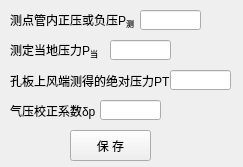
Old version of the form python/cbm/uifiles/pore_flow_delta_p_dlg.ui in the repository wyrover/cbm.
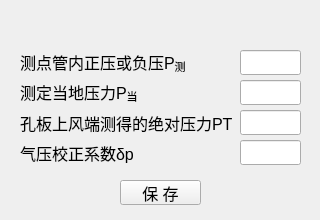
New version of the form. Icons and pictures are not drawn.

What changed in the file:
```diff
--- a/python/cbm/uifiles/pore_flow_delta_p_dlg.ui
+++ b/python/cbm/uifiles/pore_flow_delta_p_dlg.ui
@@ -6,8 +6,8 @@
    <rect>
     <x>0</x>
     <y>0</y>
-    <width>243</width>
-    <height>167</height>
+    <width>320</width>
+    <height>220</height>
    </rect>
   </property>
   <property name="windowTitle">
@@ -17,110 +17,277 @@
    <iconset resource="../usecad.qrc">
     <normaloff>:/images/cbm.ico</normaloff>:/images/cbm.ico</iconset>
   </property>
-  <widget class="QLabel" name="mineName_label_15">
+  <widget class="QWidget" name="widget_main" native="true">
    <property name="geometry">
     <rect>
-     <x>10</x>
-     <y>100</y>
-     <width>131</width>
-     <height>21</height>
+     <x>0</x>
+     <y>30</y>
+     <width>321</width>
+     <height>191</height>
     </rect>
    </property>
-   <property name="text">
-    <string>气压校正系数δp</string>
-   </property>
+   <widget class="QLabel" name="mineName_label_11">
+    <property name="geometry">
+     <rect>
+      <x>20</x>
+      <y>50</y>
+      <width>131</width>
+      <height>25</height>
+     </rect>
+    </property>
+    <property name="font">
+     <font>
+      <pointsize>12</pointsize>
+     </font>
+    </property>
+    <property name="text">
+     <string>&lt;html&gt;&lt;head/&gt;&lt;body&gt;&lt;p&gt;测定当地压力P&lt;span style=&quot; vertical-align:sub;&quot;&gt;当&lt;/span&gt;&lt;/p&gt;&lt;/body&gt;&lt;/html&gt;</string>
+    </property>
+   </widget>
+   <widget class="QLineEdit" name="delta_p">
+    <property name="geometry">
+     <rect>
+      <x>240</x>
+      <y>110</y>
+      <width>61</width>
+      <height>25</height>
+     </rect>
+    </property>
+    <property name="font">
+     <font>
+      <pointsize>12</pointsize>
+     </font>
+    </property>
+   </widget>
+   <widget class="QLineEdit" name="p_cur">
+    <property name="geometry">
+     <rect>
+      <x>240</x>
+      <y>50</y>
+      <width>61</width>
+      <height>25</height>
+     </rect>
+    </property>
+    <property name="font">
+     <font>
+      <pointsize>12</pointsize>
+     </font>
+    </property>
+   </widget>
+   <widget class="QLineEdit" name="p_test">
+    <property name="geometry">
+     <rect>
+      <x>240</x>
+      <y>20</y>
+      <width>61</width>
+      <height>25</height>
+     </rect>
+    </property>
+    <property name="font">
+     <font>
+      <pointsize>12</pointsize>
+     </font>
+    </property>
+   </widget>
+   <widget class="QLabel" name="mineName_label_10">
+    <property name="geometry">
+     <rect>
+      <x>20</x>
+      <y>20</y>
+      <width>171</width>
+      <height>25</height>
+     </rect>
+    </property>
+    <property name="font">
+     <font>
+      <pointsize>12</pointsize>
+     </font>
+    </property>
+    <property name="text">
+     <string>&lt;html&gt;&lt;head/&gt;&lt;body&gt;&lt;p&gt;测点管内正压或负压P&lt;span style=&quot; vertical-align:sub;&quot;&gt;测&lt;/span&gt;&lt;/p&gt;&lt;/body&gt;&lt;/html&gt;</string>
+    </property>
+   </widget>
+   <widget class="QPushButton" name="save">
+    <property name="geometry">
+     <rect>
+      <x>120</x>
+      <y>150</y>
+      <width>81</width>
+      <height>25</height>
+     </rect>
+    </property>
+    <property name="font">
+     <font>
+      <pointsize>12</pointsize>
+     </font>
+    </property>
+    <property name="text">
+     <string>保 存</string>
+    </property>
+   </widget>
+   <widget class="QLineEdit" name="pt">
+    <property name="geometry">
+     <rect>
+      <x>240</x>
+      <y>80</y>
+      <width>61</width>
+      <height>25</height>
+     </rect>
+    </property>
+    <property name="font">
+     <font>
+      <pointsize>12</pointsize>
+     </font>
+    </property>
+   </widget>
+   <widget class="QLabel" name="mineName_label_12">
+    <property name="geometry">
+     <rect>
+      <x>20</x>
+      <y>80</y>
+      <width>221</width>
+      <height>25</height>
+     </rect>
+    </property>
+    <property name="font">
+     <font>
+      <pointsize>12</pointsize>
+     </font>
+    </property>
+    <property name="text">
+     <string>孔板上风端测得的绝对压力PT</string>
+    </property>
+   </widget>
+   <widget class="QLabel" name="mineName_label_15">
+    <property name="geometry">
+     <rect>
+      <x>20</x>
+      <y>110</y>
+      <width>141</width>
+      <height>25</height>
+     </rect>
+    </property>
+    <property name="font">
+     <font>
+      <pointsize>12</pointsize>
+     </font>
+    </property>
+    <property name="text">
+     <string>气压校正系数δp</string>
+    </property>
+   </widget>
   </widget>
-  <widget class="QLineEdit" name="delta_p">
+  <widget class="QWidget" name="widget_title" native="true">
    <property name="geometry">
     <rect>
-     <x>100</x>
-     <y>100</y>
-     <width>61</width>
-     <height>20</height>
-    </rect>
-   </property>
-  </widget>
-  <widget class="QLabel" name="mineName_label_12">
-   <property name="geometry">
-    <rect>
-     <x>10</x>
-     <y>70</y>
-     <width>161</width>
-     <height>21</height>
-    </rect>
-   </property>
-   <property name="text">
-    <string>孔板上风端测得的绝对压力PT</string>
-   </property>
-  </widget>
-  <widget class="QLineEdit" name="P_cur">
-   <property name="geometry">
-    <rect>
-     <x>110</x>
-     <y>40</y>
-     <width>61</width>
-     <height>20</height>
-    </rect>
-   </property>
-  </widget>
-  <widget class="QLineEdit" name="P_test">
-   <property name="geometry">
-    <rect>
-     <x>140</x>
-     <y>10</y>
-     <width>61</width>
-     <height>20</height>
-    </rect>
-   </property>
-  </widget>
-  <widget class="QLabel" name="mineName_label_10">
-   <property name="geometry">
-    <rect>
-     <x>10</x>
-     <y>10</y>
-     <width>131</width>
-     <height>21</height>
-    </rect>
-   </property>
-   <property name="text">
-    <string>&lt;html&gt;&lt;head/&gt;&lt;body&gt;&lt;p&gt;测点管内正压或负压P&lt;span style=&quot; vertical-align:sub;&quot;&gt;测&lt;/span&gt;&lt;/p&gt;&lt;/body&gt;&lt;/html&gt;</string>
-   </property>
-  </widget>
-  <widget class="QLineEdit" name="PT">
-   <property name="geometry">
-    <rect>
-     <x>170</x>
-     <y>70</y>
-     <width>61</width>
-     <height>20</height>
-    </rect>
-   </property>
-  </widget>
-  <widget class="QLabel" name="mineName_label_11">
-   <property name="geometry">
-    <rect>
-     <x>10</x>
-     <y>40</y>
-     <width>91</width>
-     <height>21</height>
-    </rect>
-   </property>
-   <property name="text">
-    <string>&lt;html&gt;&lt;head/&gt;&lt;body&gt;&lt;p&gt;测定当地压力P&lt;span style=&quot; vertical-align:sub;&quot;&gt;当&lt;/span&gt;&lt;/p&gt;&lt;/body&gt;&lt;/html&gt;</string>
-   </property>
-  </widget>
-  <widget class="QPushButton" name="save">
-   <property name="geometry">
-    <rect>
-     <x>70</x>
-     <y>130</y>
-     <width>81</width>
+     <x>0</x>
+     <y>0</y>
+     <width>321</width>
      <height>31</height>
     </rect>
    </property>
-   <property name="text">
-    <string>保 存</string>
-   </property>
+   <widget class="QLabel" name="lab_Ico">
+    <property name="geometry">
+     <rect>
+      <x>0</x>
+      <y>0</y>
+      <width>31</width>
+      <height>31</height>
+     </rect>
+    </property>
+    <property name="sizePolicy">
+     <sizepolicy hsizetype="Minimum" vsizetype="Preferred">
+      <horstretch>0</horstretch>
+      <verstretch>0</verstretch>
+     </sizepolicy>
+    </property>
+    <property name="minimumSize">
+     <size>
+      <width>30</width>
+      <height>0</height>
+     </size>
+    </property>
+    <property name="text">
+     <string>&lt;!DOCTYPE HTML PUBLIC &quot;-//W3C//DTD HTML 4.0//EN&quot; &quot;http://www.w3.org/TR/REC-html40/strict.dtd&quot;&gt;
+&lt;html&gt;&lt;head&gt;&lt;meta name=&quot;qrichtext&quot; content=&quot;1&quot; /&gt;&lt;style type=&quot;text/css&quot;&gt;
+p, li { white-space: pre-wrap; }
+&lt;/style&gt;&lt;/head&gt;&lt;body style=&quot; font-family:'SimSun'; font-size:9pt; font-weight:400; font-style:normal;&quot;&gt;
+&lt;p style=&quot;-qt-paragraph-type:empty; margin-top:0px; margin-bottom:0px; margin-left:0px; margin-right:0px; -qt-block-indent:0; text-indent:0px;&quot;&gt;&lt;br /&gt;&lt;/p&gt;&lt;/body&gt;&lt;/html&gt;</string>
+    </property>
+    <property name="alignment">
+     <set>Qt::AlignCenter</set>
+    </property>
+   </widget>
+   <widget class="QLabel" name="lab_Title">
+    <property name="geometry">
+     <rect>
+      <x>40</x>
+      <y>0</y>
+      <width>231</width>
+      <height>31</height>
+     </rect>
+    </property>
+    <property name="sizePolicy">
+     <sizepolicy hsizetype="Expanding" vsizetype="Preferred">
+      <horstretch>0</horstretch>
+      <verstretch>0</verstretch>
+     </sizepolicy>
+    </property>
+    <property name="styleSheet">
+     <string notr="true">font: 10pt &quot;微软雅黑&quot;;</string>
+    </property>
+    <property name="text">
+     <string/>
+    </property>
+    <property name="alignment">
+     <set>Qt::AlignLeading|Qt::AlignLeft|Qt::AlignVCenter</set>
+    </property>
+   </widget>
+   <widget class="QPushButton" name="btnMenu_Close">
+    <property name="geometry">
+     <rect>
+      <x>280</x>
+      <y>0</y>
+      <width>41</width>
+      <height>31</height>
+     </rect>
+    </property>
+    <property name="sizePolicy">
+     <sizepolicy hsizetype="Minimum" vsizetype="Expanding">
+      <horstretch>0</horstretch>
+      <verstretch>0</verstretch>
+     </sizepolicy>
+    </property>
+    <property name="minimumSize">
+     <size>
+      <width>40</width>
+      <height>0</height>
+     </size>
+    </property>
+    <property name="font">
+     <font>
+      <pointsize>12</pointsize>
+     </font>
+    </property>
+    <property name="cursor">
+     <cursorShape>ArrowCursor</cursorShape>
+    </property>
+    <property name="focusPolicy">
+     <enum>Qt::NoFocus</enum>
+    </property>
+    <property name="text">
+     <string/>
+    </property>
+    <property name="iconSize">
+     <size>
+      <width>32</width>
+      <height>32</height>
+     </size>
+    </property>
+    <property name="flat">
+     <bool>true</bool>
+    </property>
+   </widget>
   </widget>
  </widget>
  <tabstops>
```
Left out of the diff: 6 changed lines with no effect on the pictures.
